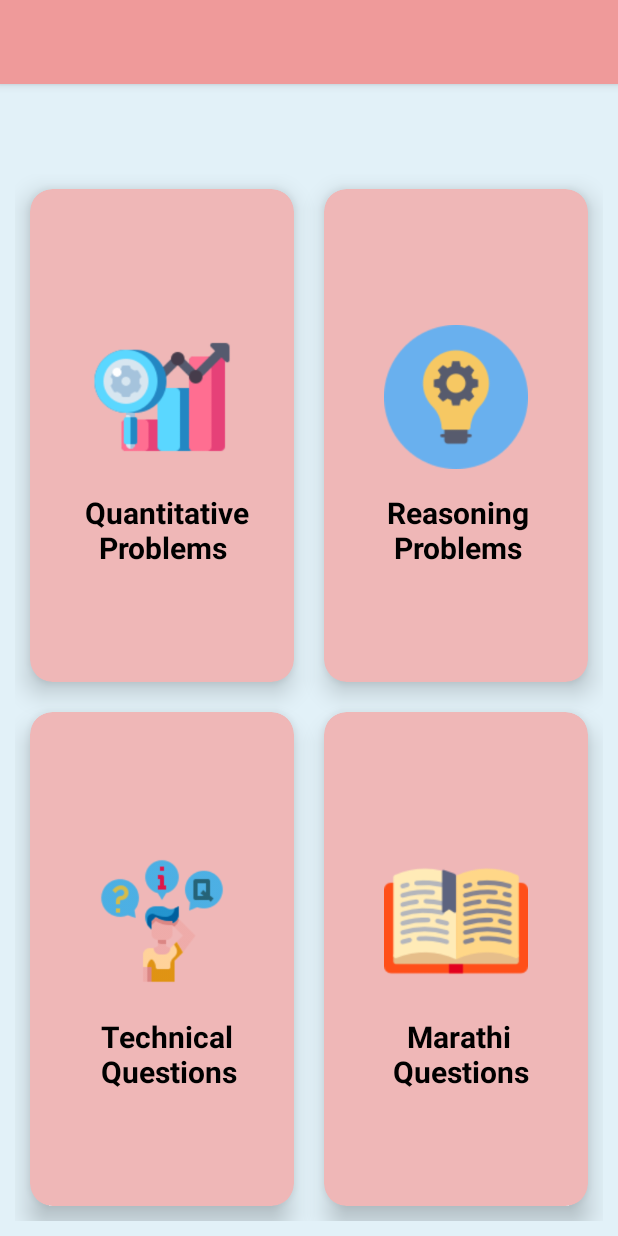
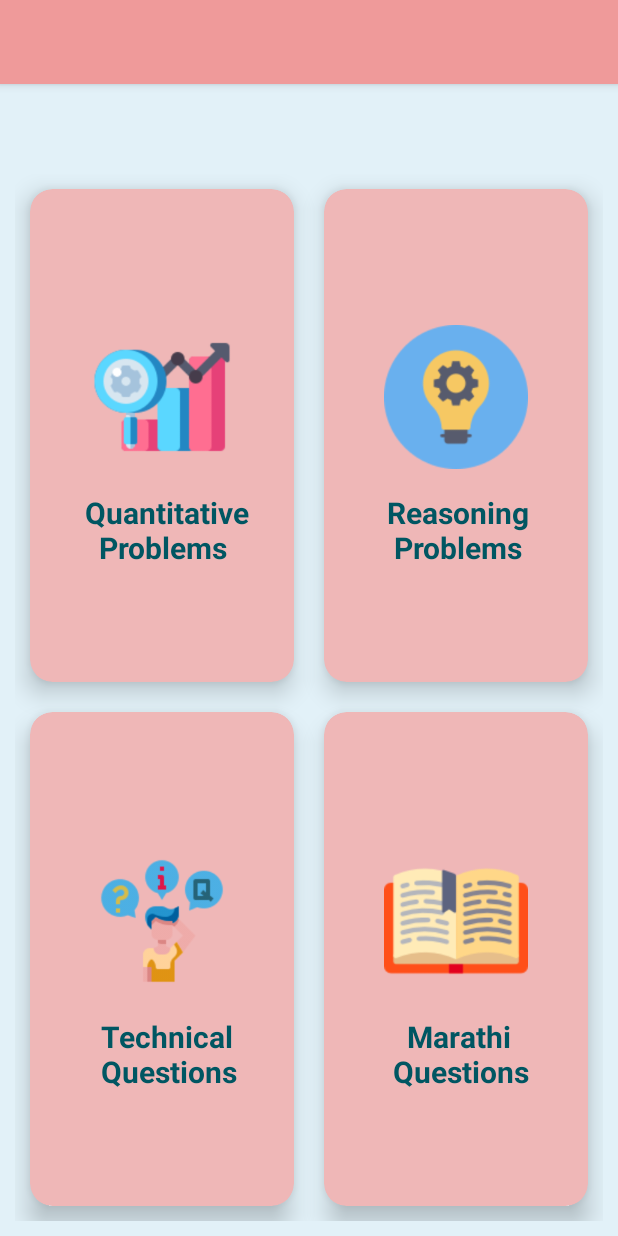
Before and after one commit to klaus19/Exam, an Android app: the Syllabus screen opened directly, with no data from a screen before it, on a phone screen of 412 x 824 dp. Run offline under Robolectric (Android 15) with nearby library versions, the phone set to English and light mode, and no system bars.

Commit message:
Changed textColors in following files 1)activity_logical_reasoning.xml 2)activity_syllabus 3)custom_list 4)quantitative_arithmetic

```diff
--- a/app/src/main/res/layout/activity_logical_reasoning.xml
+++ b/app/src/main/res/layout/activity_logical_reasoning.xml
@@ -63,7 +63,7 @@
                         android:text="Logical"
                         android:textSize="20sp"
                         android:textStyle="bold"
-                        android:textColor="#000000"
+                        android:textColor="#005662"
                         android:textAppearance="@style/TextAppearance.AppCompat.Headline" />
                     <LinearLayout
                         android:layout_marginTop="10dp"
@@ -110,7 +110,7 @@
                         android:gravity="center_horizontal"
                         android:text="verbal"
                         android:textSize="20sp"
-                        android:textColor="#000000"
+                        android:textColor="#005662"
                         android:textStyle="bold"
                         android:textAppearance="@style/TextAppearance.AppCompat.Headline" />
                 </LinearLayout>
@@ -155,6 +155,7 @@
         android:layout_height="wrap_content"
         android:layout_marginEnd="8dp"
         android:text="Books Enquiry"
+        android:textColor="#005662"
         android:textStyle="bold"
         android:textSize="15sp"
         app:layout_constraintBottom_toBottomOf="@+id/add_alarm_fab"
@@ -184,6 +185,7 @@
         android:layout_height="wrap_content"
         android:layout_marginEnd="8dp"
         android:text="Take a Test"
+        android:textColor="#005662"
         android:textSize="15sp"
         android:textStyle="bold"
         app:layout_constraintBottom_toBottomOf="@+id/add_person_fab"
--- a/app/src/main/res/layout/activity_syllabus.xml
+++ b/app/src/main/res/layout/activity_syllabus.xml
@@ -62,7 +62,7 @@
                         android:textSize="20sp"
                         android:layout_marginStart="1dp"
                         android:layout_marginLeft="10dp"
-                        android:textColor="#000000"
+                        android:textColor="#005662"
                         android:textAppearance="@style/TextAppearance.AppCompat.Headline"
                         android:layout_marginRight="10dp"/>
                 </LinearLayout>
@@ -104,7 +104,7 @@
                         android:textSize="20sp"
                         android:textStyle="bold"
                         android:layout_marginStart="1dp"
-                        android:textColor="#000000"
+                        android:textColor="#005662"
                         android:textAppearance="@style/TextAppearance.AppCompat.Headline"
                         android:layout_marginLeft="15dp" />
                 </LinearLayout>
@@ -148,7 +148,7 @@
                         android:textSize="20sp"
                         android:textStyle="bold"
                         android:layout_marginStart="1dp"
-                        android:textColor="#000000"
+                        android:textColor="#005662"
                         android:textAppearance="@style/TextAppearance.AppCompat.Headline"
                         android:layout_marginLeft="15dp" />
                 </LinearLayout>
@@ -193,7 +193,7 @@
                         android:layout_gravity="center_horizontal"
                         android:textAppearance="@style/TextAppearance.AppCompat.Headline"
                         android:layout_marginStart="1dp"
-                        android:textColor="#000000"
+                        android:textColor="#005662"
                         android:layout_marginLeft="15dp" />
                 </LinearLayout>
             </androidx.cardview.widget.CardView>
--- a/app/src/main/res/layout/custom_list.xml
+++ b/app/src/main/res/layout/custom_list.xml
@@ -12,7 +12,7 @@
         android:text="title"
         android:gravity="center"
         android:textStyle="bold"
-        android:textColor="#000000"
+        android:textColor="#005662"
         android:layout_marginTop="10dp"
         android:layout_marginLeft="15dp"
         android:layout_marginStart="15dp"
--- a/app/src/main/res/layout/quantitative_arithmetic.xml
+++ b/app/src/main/res/layout/quantitative_arithmetic.xml
@@ -64,7 +64,7 @@
                         android:text="Arithmetic Problems"
                         android:textSize="18sp"
                         android:textStyle="bold"
-                        android:textColor="#000000"
+                        android:textColor="#005662"
                         android:textAppearance="@style/TextAppearance.AppCompat.Headline" />
                 </LinearLayout></androidx.cardview.widget.CardView>
 
@@ -103,7 +103,7 @@
                         android:text="Books"
                         android:textSize="18sp"
                         android:textStyle="bold"
-                        android:textColor="#000000"
+                        android:textColor="#005662"
                         android:textAppearance="@style/TextAppearance.AppCompat.Headline" />
                 </LinearLayout>
             </androidx.cardview.widget.CardView>
```
